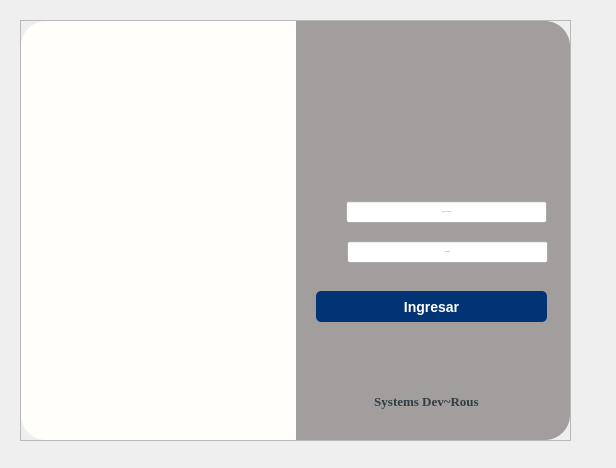
First picture: the form in app/View/UserInterfaceUi/UI_INICIO_SESION.ui, repository LAngelVp/software-punto-de-venta, before the edit.
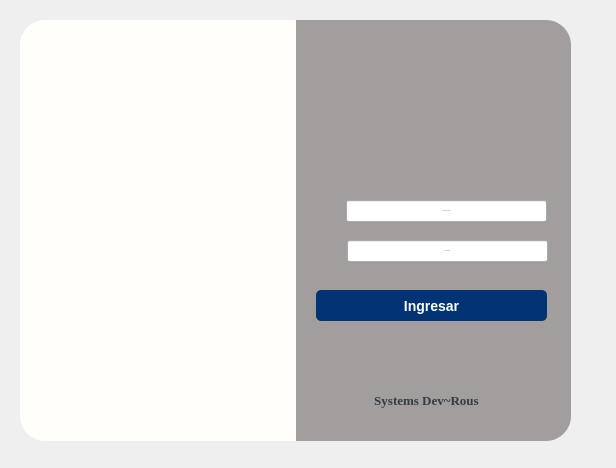
Second picture: the form after the edit. Icons and pictures are not drawn.

The edit to the form file:
```diff
--- a/app/View/UserInterfaceUi/UI_INICIO_SESION.ui
+++ b/app/View/UserInterfaceUi/UI_INICIO_SESION.ui
@@ -37,6 +37,12 @@
 border-bottom-right-radius: 25px;
 border-top-right-radius: 25px;
 }
+#contenedor_formulario{
+border-top-left-radius: 25px;
+border-bottom-left-radius: 25px;
+border-bottom-right-radius: 25px;
+border-top-right-radius: 25px;
+}
 #imgFormulario{
 image: url(:/Icons/IconosSVG/logo_devrous.png);
 background: #fffefb;
```
